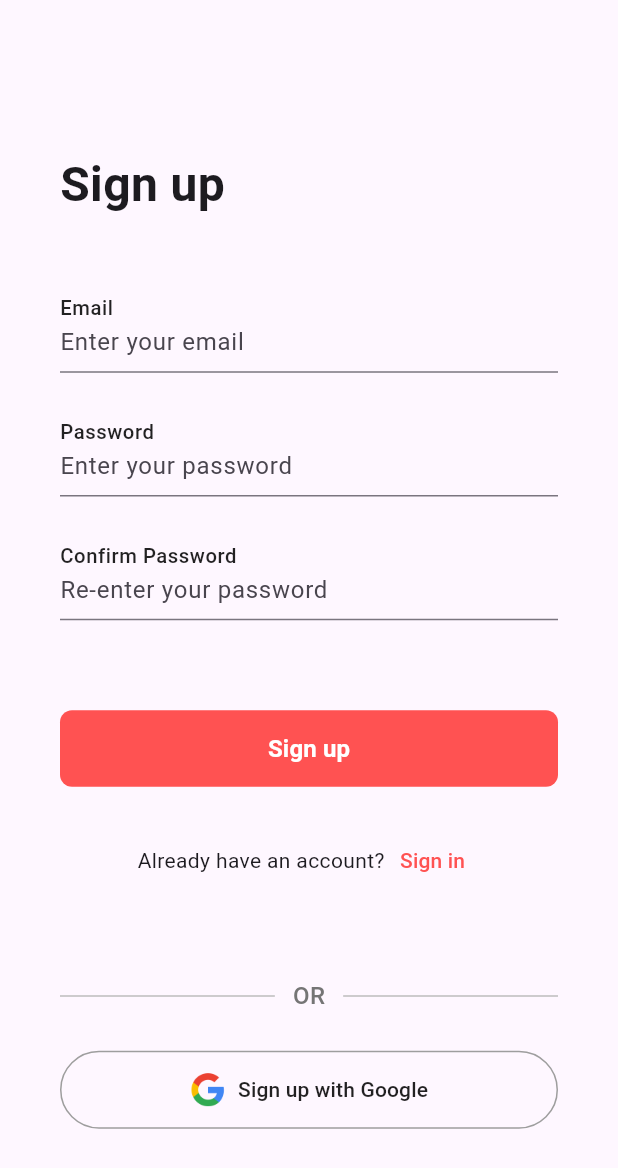
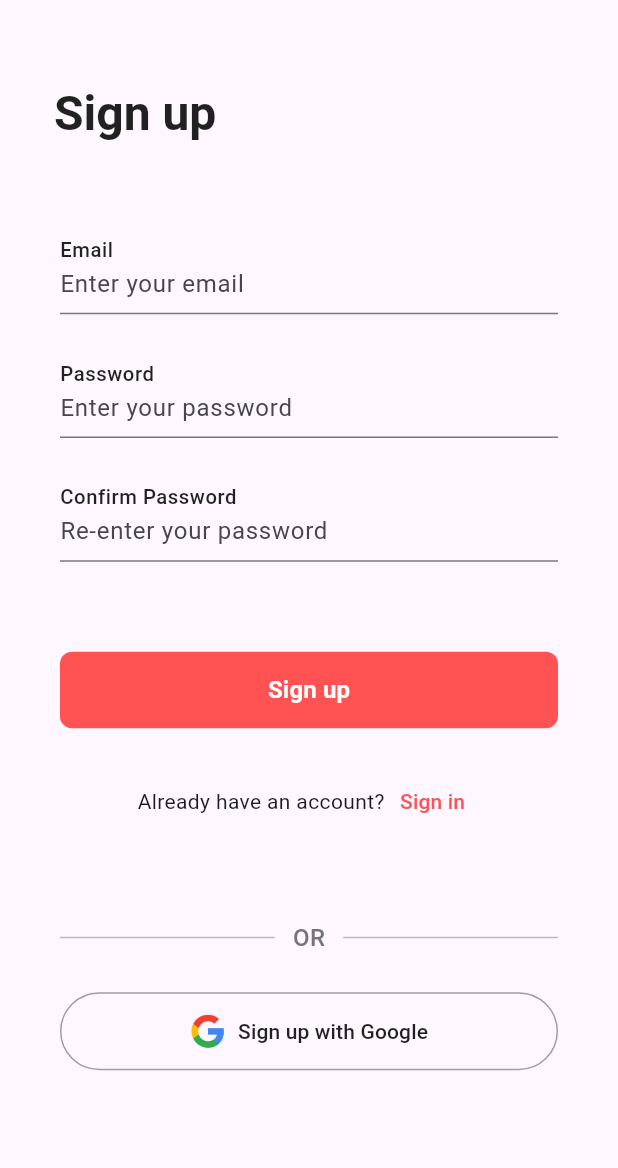
Before and after one commit to JoseSilva1997/my_notes, a Flutter app: the screen it shows after launch, after a tap on "Sign up", on a phone screen of 412 x 824 dp. Shown: the top 1168 px of the screen. Run offline on Flutter 3.47's test engine with Material 3 defaults, Android fonts, the phone set to English and light mode, and no system bars; our stand-ins replace firebase_auth, firebase_core; accounts and stored records are empty; network calls fail.

Commit message:
Extracted the title from the sign up and sign in pages. It is now its own widget called 'PageTitle' and is initialised in the build method as the appBar. It can now be used throughout the program.

```diff
--- a/lib/views/login_view.dart
+++ b/lib/views/login_view.dart
@@ -5,6 +5,7 @@ import 'package:firebase_core/firebase_core.dart';
 import 'package:flutter/material.dart';
 import 'package:my_notes/firebase_options.dart';
 import 'package:my_notes/views/register_view.dart';
+import 'package:my_notes/widgets/page_title.dart';
 
 
 class LoginView extends StatefulWidget {
@@ -35,7 +36,12 @@ class _LoginViewState extends State<LoginView> {
 
   @override
   Widget build(BuildContext context) {
+    const pageTitle = PageTitle('Sign in');
     return Scaffold(
+      appBar: AppBar(
+        title: pageTitle,
+        toolbarHeight: pageTitle.getHeight(),
+      ),
       body:
       FutureBuilder(
         future: Firebase.initializeApp(options: DefaultFirebaseOptions.currentPlatform,),
@@ -48,19 +54,6 @@ class _LoginViewState extends State<LoginView> {
                   child: Column(
                     spacing: 25.0,
                     children: [
-                      Container(
-                        margin: EdgeInsetsGeometry.only(top: 60.0, bottom: 20.0),
-                        child: Align(
-                          alignment: Alignment.bottomLeft,
-                          child: Text(
-                            'Sign in',
-                            style: TextStyle(
-                              fontSize: 32,
-                              fontWeight: FontWeight.bold,
-                            ),
-                          ),
-                        ),
-                      ),
                       TextField(
                       controller: _email,
                       decoration: InputDecoration(
--- a/lib/views/register_view.dart
+++ b/lib/views/register_view.dart
@@ -5,6 +5,7 @@ import 'package:firebase_core/firebase_core.dart';
 import 'package:flutter/material.dart';
 import 'package:my_notes/firebase_options.dart';
 import 'package:my_notes/views/login_view.dart';
+import 'package:my_notes/widgets/page_title.dart';
 
 class RegisterView extends StatefulWidget {
   const RegisterView({super.key});
@@ -27,7 +28,12 @@ class _RegisterViewState extends State<RegisterView> {
 
   @override
   Widget build(BuildContext context) {
+    const pageTitle = PageTitle('Sign up');
     return Scaffold(
+      appBar: AppBar(
+        title: pageTitle,
+        toolbarHeight: pageTitle.getHeight(),
+      ),
       body:
       FutureBuilder(
         future: Firebase.initializeApp(options: DefaultFirebaseOptions.currentPlatform,),
@@ -40,19 +46,6 @@ class _RegisterViewState extends State<RegisterView> {
                   child: Column(
                     spacing: 25.0,
                     children: [
-                      Container(
-                        margin: EdgeInsetsGeometry.only(top: 60.0, bottom: 20.0),
-                        child: Align(
-                          alignment: Alignment.bottomLeft,
-                          child: Text(
-                            'Sign up',
-                            style: TextStyle(
-                              fontSize: 32,
-                              fontWeight: FontWeight.bold,
-                            ),
-                          ),
-                        ),
-                      ),
                     TextField(
                       controller: _email,
                       decoration: InputDecoration(
--- /dev/null
+++ b/lib/widgets/page_title.dart
@@ -0,0 +1,37 @@
+import 'package:flutter/material.dart';
+
+class PageTitle extends StatelessWidget {
+  final String text;
+  final EdgeInsetsGeometry margin;
+  final Alignment alignment;
+  final double fontSize;
+
+  const PageTitle(
+    this.text, {
+    super.key,
+    this.margin = const EdgeInsets.only(top: 60.0, bottom: 20.0, left: 20.0),
+    this.alignment = Alignment.bottomLeft,
+    this.fontSize = 32.0,
+  });
+
+  double getHeight() {
+    final marginSize = margin.collapsedSize.height;
+    return marginSize + fontSize;
+  }
+
+  @override
+  Widget build(BuildContext context) {
+    return Container(
+      margin: margin,
+      alignment: alignment,
+      child: Text(
+        text,
+        style: TextStyle(
+          fontSize: fontSize,
+          fontWeight: FontWeight.bold,
+          color: Colors.black87,
+        ),
+      ),
+    );
+  }
+}
```
Also changed, not shown: lib/views/main_view.dart (added).
